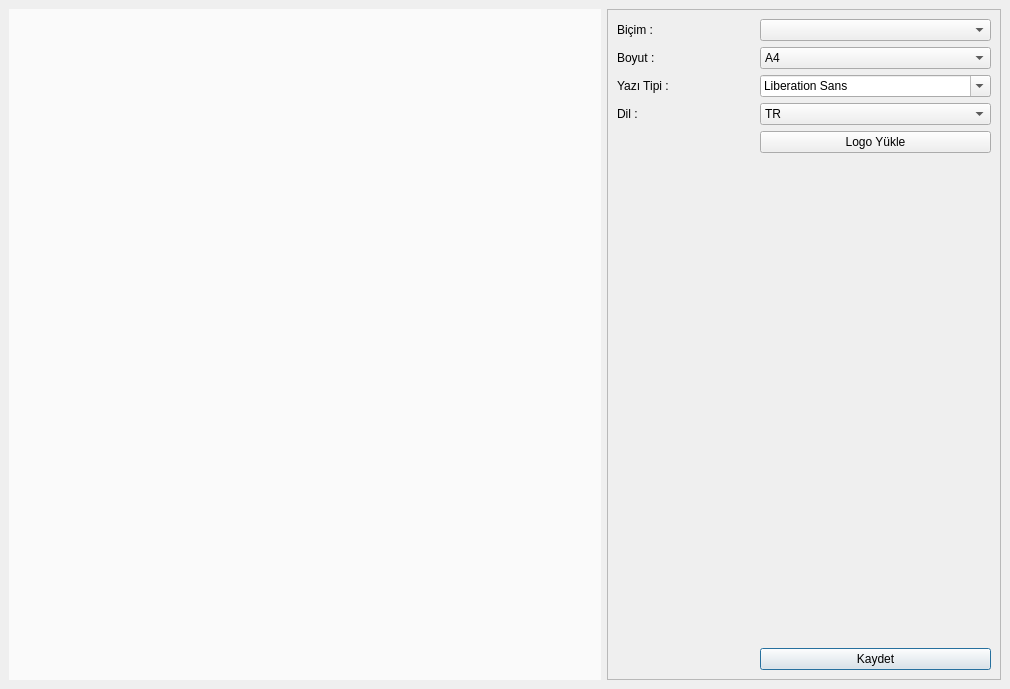
Before: the Qt Designer form press_v4/editreport.ui in silozd/presstest_control_app, drawn with Qt 5.
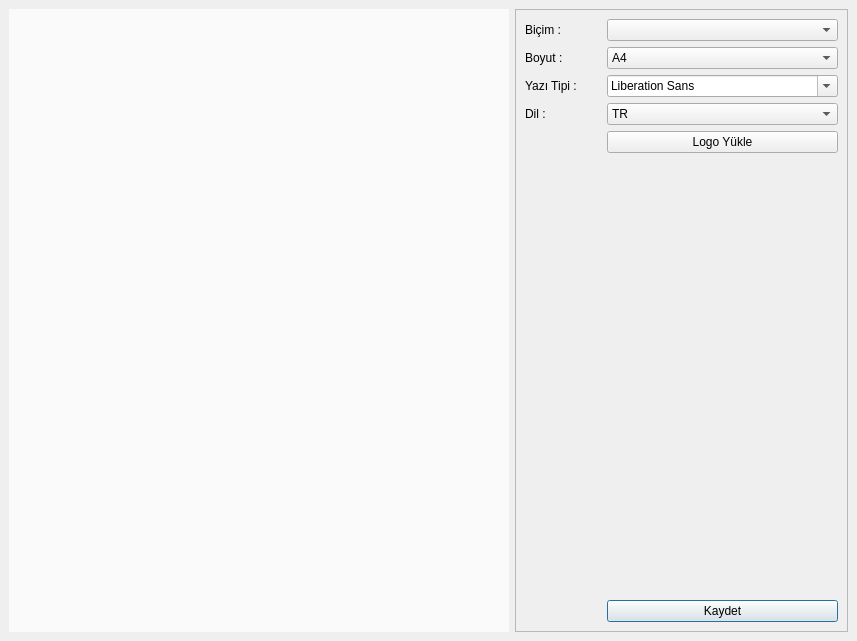
After: the same form once the commit is applied.

The edit to the form file:
```diff
--- a/press_v4/editreport.ui
+++ b/press_v4/editreport.ui
@@ -6,8 +6,8 @@
    <rect>
     <x>0</x>
     <y>0</y>
-    <width>1010</width>
-    <height>689</height>
+    <width>857</width>
+    <height>641</height>
    </rect>
   </property>
   <property name="windowTitle">
@@ -42,8 +42,8 @@
           <rect>
            <x>0</x>
            <y>0</y>
-           <width>392</width>
-           <height>669</height>
+           <width>331</width>
+           <height>621</height>
           </rect>
          </property>
          <layout class="QGridLayout" name="gridLayout_2" columnstretch="1,1">
```
